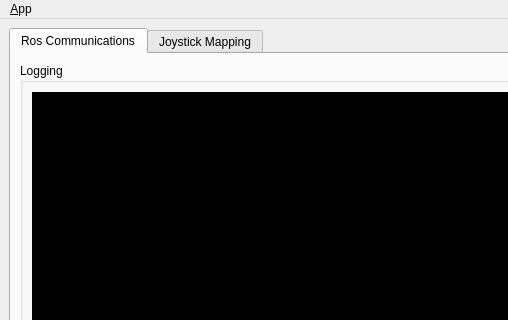
uvic-auvic/RedHerring, file ros/src/redgui/ui/main_window.ui: the form before one commit; both pictures show x 0 to 508 and y 0 to 320 of the 944 by 1041 pixel window.
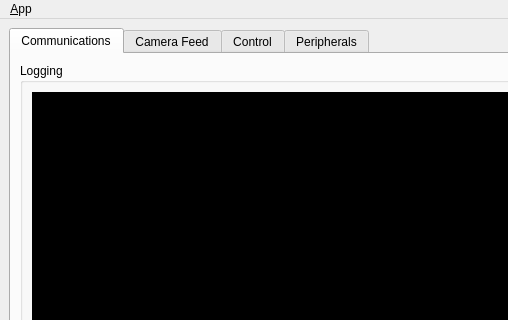
The form after the commit. The open tabs and pages were chosen to show the change. Icons and pictures are not drawn.

What changed in the file:
```diff
--- a/ros/src/redgui/ui/main_window.ui
+++ b/ros/src/redgui/ui/main_window.ui
@@ -34,11 +34,14 @@
        <locale language="English" country="Australia"/>
       </property>
       <property name="currentIndex">
-       <number>0</number>
+       <number>1</number>
+      </property>
+      <property name="movable">
+       <bool>false</bool>
       </property>
       <widget class="QWidget" name="tab_status">
        <attribute name="title">
-        <string>Ros Communications</string>
+        <string>Communications</string>
        </attribute>
        <layout class="QVBoxLayout" name="verticalLayout_2">
         <item>
@@ -91,12 +94,17 @@
         </item>
        </layout>
       </widget>
+      <widget class="QWidget" name="cf">
+       <attribute name="title">
+        <string>Camera Feed</string>
+       </attribute>
+      </widget>
       <widget class="QWidget" name="joystick_tab">
        <property name="enabled">
         <bool>false</bool>
        </property>
        <attribute name="title">
-        <string>Joystick Mapping</string>
+        <string>Control</string>
        </attribute>
        <widget class="QLabel" name="label_14">
         <property name="geometry">
@@ -398,6 +406,11 @@
         </property>
        </widget>
       </widget>
+      <widget class="QWidget" name="peripherals">
+       <attribute name="title">
+        <string>Peripherals</string>
+       </attribute>
+      </widget>
      </widget>
     </item>
    </layout>
```
Left out of the diff: 2 changed lines with no effect on the pictures.
